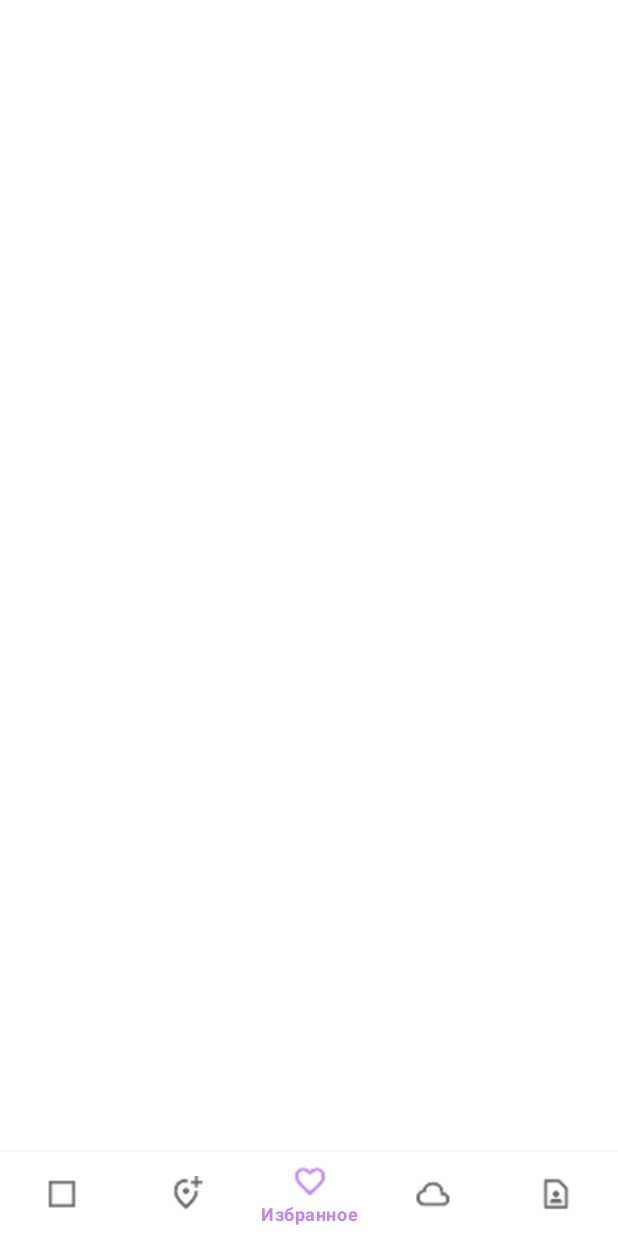
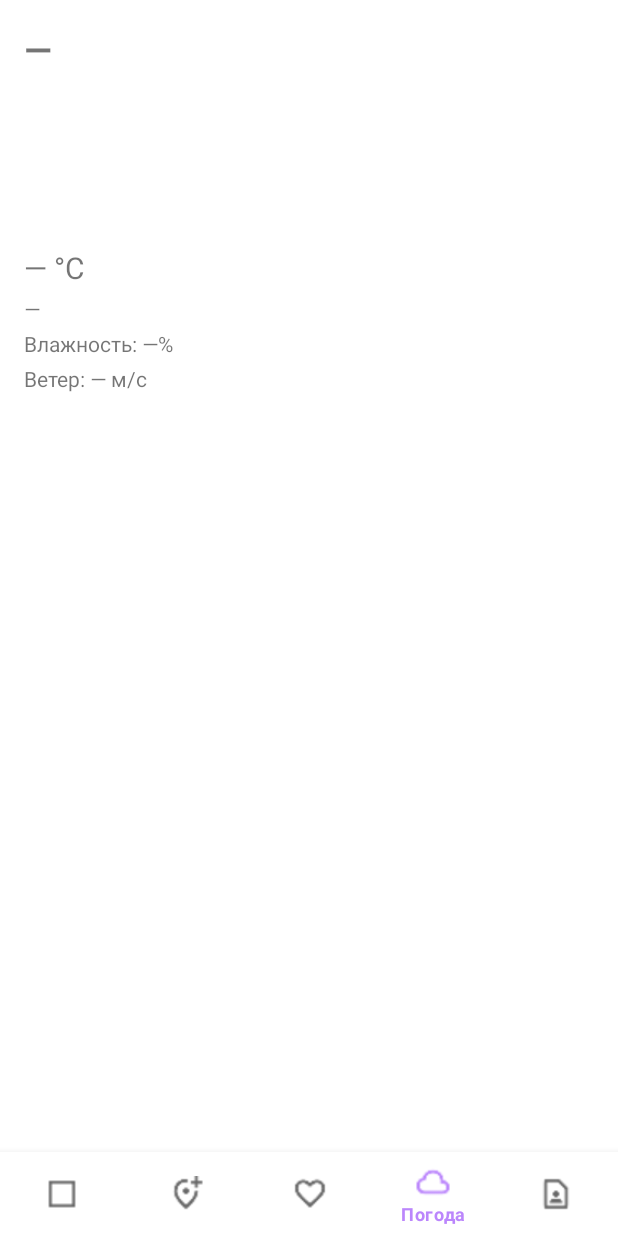
Before and after one commit to vadimkabeats/Tour, an Android app built with Jetpack Compose: the screen it shows after launch (MainActivity), item 4 of the bottom bar chosen, on a phone screen of 412 x 824 dp. Run offline under Robolectric (Android 15) with nearby library versions, the phone set to English and light mode, and no system bars; our stand-ins replace Room's generated code, navigation-ui; pictures from the network do not load.

Commit message:
Обновил нижнюю панель

```diff
--- a/app/src/main/res/navigation/nav_graph.xml
+++ b/app/src/main/res/navigation/nav_graph.xml
@@ -32,4 +32,8 @@
     <action
         android:id="@+id/action_global_navigation_favorites_to_placeDetailFragment"
         app:destination="@id/placeDetailFragment" />
+    <fragment
+        android:id="@+id/navigation_weather"
+        android:name="com.example.tourguideplus.ui.weather.WeatherFragment"
+        android:label="Погода" />
 </navigation>
```
